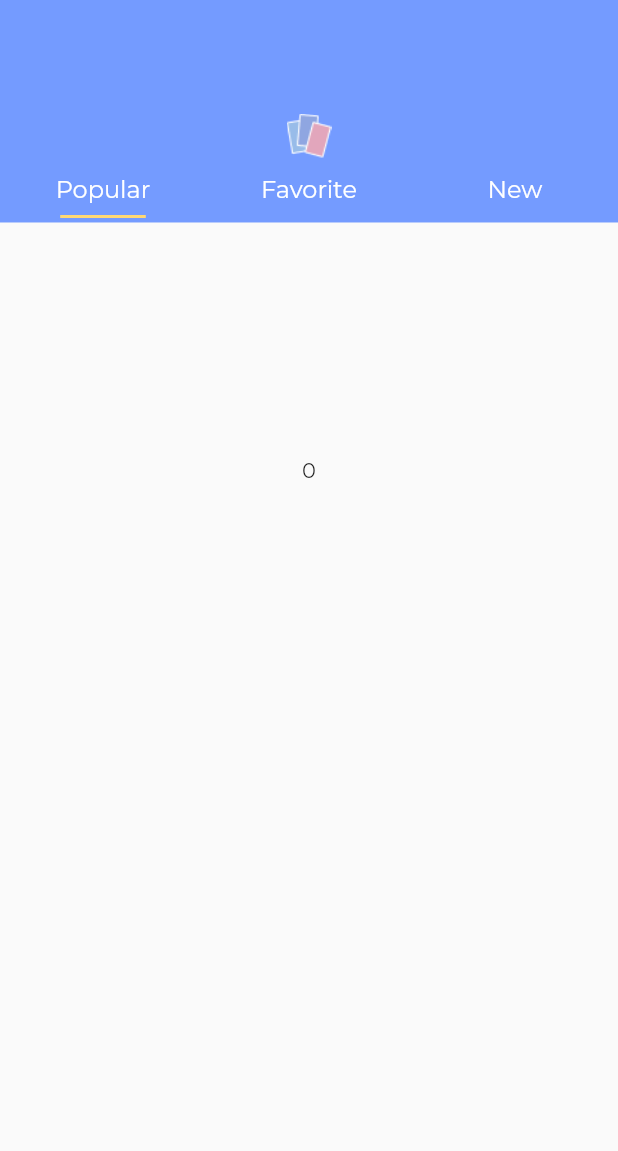
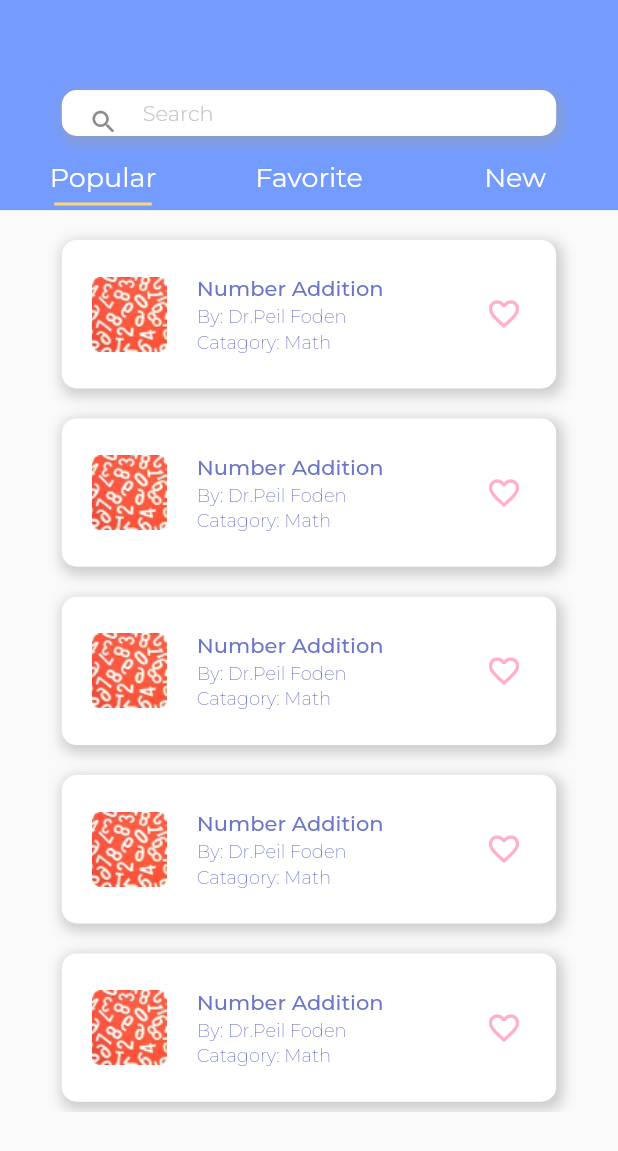
Before and after one commit to JamesJamesJa/rememable, a Flutter app: the Search screen opened directly, on a phone screen of 412 x 824 dp. Shown: the top 1151 px of the screen. Run offline on Flutter 3.47's test engine with Material 2 defaults, Android fonts, the phone set to English and light mode, and no system bars; our stand-ins replace google_fonts.

Commit message:
[UPDATE] Flashcard Box on Search Page :fire:

```diff
--- a/lib/screens/home.dart
+++ b/lib/screens/home.dart
@@ -21,6 +21,7 @@ class _HomeState extends State<Home> with SingleTickerProviderStateMixin {
     return Scaffold(
       body: Container(
         height: MediaQuery.of(context).size.height * 0.9,
+        color: Color(0xFFFAFAFA),
         child: Column(
           children: [
             Container(
@@ -41,7 +42,17 @@ class _HomeState extends State<Home> with SingleTickerProviderStateMixin {
                   ),
                 ),
               ),
-            )
+            ),
+            Container(
+              height: MediaQuery.of(context).size.height * 0.78,
+              child: Center(
+                child: Image.asset(
+                  'images/flashcard-icon.png',
+                  height: 30,
+                  width: 30,
+                ),
+              ),
+            ),
           ],
         ),
       ),
--- a/lib/screens/login.dart
+++ b/lib/screens/login.dart
@@ -129,7 +129,8 @@ class Login extends StatelessWidget {
                         contentPadding: EdgeInsets.only(bottom: 6.0)),
                   )),
             ),
-            Container(
+            GestureDetector(
+              child: Container(
                 alignment: Alignment.center,
                 width: MediaQuery.of(context).size.width * 0.7,
                 height: 50,
@@ -146,7 +147,6 @@ class Login extends StatelessWidget {
                     ),
                   ],
                 ),
-              child: GestureDetector(
                 child: Container(
                     padding: EdgeInsets.only(left: 0, right: 10),
                     child: Text(
@@ -159,11 +159,11 @@ class Login extends StatelessWidget {
                         ),
                       ),
                     )),
+              ),
               onTap: () {
                 Navigator.pushReplacement(context,
                     MaterialPageRoute(builder: (context) => PreHome()));
               },
-              ),
             ),
           ],
         ),
--- a/lib/screens/pre-home.dart
+++ b/lib/screens/pre-home.dart
@@ -56,7 +56,7 @@ class _PreHomeState extends State<PreHome> with SingleTickerProviderStateMixin {
               ),
             ],
           ),
-          height: MediaQuery.of(context).size.height * 0.09,
+          height: MediaQuery.of(context).size.height * 0.1,
           child: BottomNavBar(
               selectedTabIndex: _selectedTabIndex, changeIndex: _changeIndex),
         ),
--- a/lib/screens/search.dart
+++ b/lib/screens/search.dart
@@ -2,6 +2,7 @@ import 'package:flutter/material.dart';
 import 'package:flutter/widgets.dart';
 import 'package:google_fonts/google_fonts.dart';
 import 'package:rememable/widgets/bottom-nav-bar.dart';
+import 'package:rememable/widgets/flashcard-box.dart';
 
 class Search extends StatefulWidget {
   final int selectedTabIndex;
@@ -33,26 +34,60 @@ class _SearchState extends State<Search> with SingleTickerProviderStateMixin {
       body: Container(
         width: MediaQuery.of(context).size.width,
         height: MediaQuery.of(context).size.height * 0.9,
+        color: Color(0xFFFAFAFA),
         child: Column(
           children: [
             Container(
-              height: MediaQuery.of(context).size.height * 0.18,
+              height: MediaQuery.of(context).size.height * 0.17,
               color: Color(0xFF749BFF),
               child: Column(
-                mainAxisAlignment: MainAxisAlignment.end,
+                mainAxisAlignment: MainAxisAlignment.spaceBetween,
                 children: [
                   Container(
-                    padding: EdgeInsets.only(top: 50),
-                    height: MediaQuery.of(context).size.height * 0.1,
-                    child: Row(
-                      mainAxisAlignment: MainAxisAlignment.spaceAround,
-                      children: [
-                        Image.asset(
-                          'images/flashcard-icon.png',
-                          height: 30,
-                          width: 30,
+                    padding: EdgeInsets.only(top: 30),
+                    height: MediaQuery.of(context).size.height * 0.11,
+                    child: Center(
+                      child: Container(
+                        alignment: Alignment.center,
+                        width: MediaQuery.of(context).size.width * 0.8,
+                        height: 40,
+                        margin: EdgeInsets.only(top: 30.0),
+                        decoration: BoxDecoration(
+                          color: Colors.white,
+                          borderRadius: BorderRadius.circular(10),
+                          boxShadow: [
+                            BoxShadow(
+                              color: Colors.grey.withOpacity(0.5),
+                              spreadRadius: 2,
+                              blurRadius: 7,
+                              offset: Offset(2, 3),
+                            ),
+                          ],
                         ),
-                      ],
+                        child: Container(
+                            padding: EdgeInsets.fromLTRB(10, 5, 20, 10),
+                            child: TextField(
+                              decoration: InputDecoration(
+                                  icon: Container(
+                                    padding: EdgeInsets.only(left: 8.0, top: 6),
+                                    child: Icon(
+                                      Icons.search_rounded,
+                                      size: 20,
+                                      color: Color(0xFF8D8D8D),
+                                    ),
+                                  ),
+                                  border: InputBorder.none,
+                                  hintText: 'Search',
+                                  hintStyle: TextStyle(
+                                    color: Color(0xFFC7C7CC),
+                                    fontSize: 14.0,
+                                    fontWeight: FontWeight.w300,
+                                    fontFamily: 'Montserrat',
+                                  ),
+                                  contentPadding:
+                                      EdgeInsets.only(bottom: 11.0)),
+                            )),
+                      ),
                     ),
                   ),
                   Container(
@@ -70,10 +105,10 @@ class _SearchState extends State<Search> with SingleTickerProviderStateMixin {
                       unselectedLabelColor: Colors.white,
                       labelStyle: GoogleFonts.montserrat(
                           textStyle: TextStyle(
-                              fontSize: 16.0, fontWeight: FontWeight.w400)),
+                              fontSize: 18.0, fontWeight: FontWeight.w400)),
                       unselectedLabelStyle: GoogleFonts.montserrat(
                         textStyle: TextStyle(
-                            fontSize: 16.0, fontWeight: FontWeight.w400),
+                            fontSize: 18.0, fontWeight: FontWeight.w400),
                       ),
                       indicatorColor: Color(0xFFFFD874),
                       indicatorSize: TabBarIndicatorSize.label,
@@ -84,14 +119,41 @@ class _SearchState extends State<Search> with SingleTickerProviderStateMixin {
               ),
             ),
             Container(
-              height: MediaQuery.of(context).size.height * 0.4,
+              height: MediaQuery.of(context).size.height * 0.73,
               width: MediaQuery.of(context).size.width * 0.9,
               child: TabBarView(
                 controller: _tabController,
                 children: [
-                  Center(child: Text('0')),
-                  Center(child: Text('1')),
-                  Center(child: Text('2')),
+                  Container(
+                      // width: MediaQuery.of(context).size.width * 0.8,
+                      // height: MediaQuery.of(context).size.height * 0.63,
+                      child: ListView.builder(
+                    scrollDirection: Axis.vertical,
+                    itemBuilder: (ctx, index) => FlashcardBox(),
+                    // InstructorBox(
+                    //   id: teachersTest[index].id,
+                    //   name: teachersTest[index].name,
+                    //   fav: Provider.of<Student>(context)
+                    //       .checkFav(teachersTest[index].id),
+                    //   index: index,
+                    //   selectedTabIndex: widget.selectedTabIndex,
+                    //   changeIndex: widget.changeIndex,
+                    // ),
+                    itemCount: 10,
+                    // student != null ? teachersTest.length : 0,
+                  )),
+                  Container(
+                      child: ListView.builder(
+                    scrollDirection: Axis.vertical,
+                    itemBuilder: (ctx, index) => FlashcardBox(),
+                    itemCount: 10,
+                  )),
+                  Container(
+                      child: ListView.builder(
+                    scrollDirection: Axis.vertical,
+                    itemBuilder: (ctx, index) => FlashcardBox(),
+                    itemCount: 10,
+                  )),
                 ],
               ),
             ),
--- a/lib/widgets/bottom-nav-bar.dart
+++ b/lib/widgets/bottom-nav-bar.dart
@@ -10,7 +10,6 @@ class BottomNavBar extends StatelessWidget {
     return new Theme(
       data: Theme.of(context).copyWith(canvasColor: Colors.white),
       child: SizedBox(
-        height: 54,
         child: new BottomNavigationBar(
           currentIndex: selectedTabIndex,
           type: BottomNavigationBarType.fixed,
--- /dev/null
+++ b/lib/widgets/flashcard-box.dart
@@ -0,0 +1,171 @@
+import 'package:flutter/material.dart';
+// import 'package:kelena/models/user.dart';
+// import 'package:kelena/providers/student.dart';
+// import 'package:kelena/screens/firstCome.dart';
+// import 'package:kelena/screens/instructorTime.dart';
+// import 'package:kelena/widgets/student/dialogAddSchedule.dart';
+// import 'package:provider/provider.dart';
+
+class FlashcardBox extends StatefulWidget {
+  // final User teacher;
+  // final String id, name, classNow;
+  // final bool fav;
+  // final int index;
+  // final int selectedTabIndex;
+  // final Function changeIndex;
+  const FlashcardBox({
+    Key key,
+    // this.teacher,
+    // this.id,
+    // this.name,
+    // this.classNow,
+    // this.fav,
+    // this.index,
+    // this.selectedTabIndex,
+    // this.changeIndex,
+  }) : super(key: key);
+  @override
+  _FlashcardBoxState createState() => _FlashcardBoxState();
+}
+
+class _FlashcardBoxState extends State<FlashcardBox> {
+  Widget build(BuildContext context) {
+    return GestureDetector(
+      child: Center(
+        child: Container(
+          width: MediaQuery.of(context).size.width * 0.8,
+          height: MediaQuery.of(context).size.height * 0.12,
+          margin: EdgeInsets.only(top: 20.0),
+          decoration: BoxDecoration(
+            color: Colors.white,
+            borderRadius: BorderRadius.circular(10),
+            boxShadow: [
+              BoxShadow(
+                color: Colors.grey.withOpacity(0.5),
+                spreadRadius: 2,
+                blurRadius: 7,
+                offset: Offset(2, 3),
+              ),
+            ],
+          ),
+          // decoration: BoxDecoration(
+          //   border: Border(
+          //     bottom: BorderSide(
+          //       color: Color(0xff67676C),
+          //       width: 0.2,
+          //     ),
+          //   ),
+          // ),
+          child: Container(
+            child: Row(
+              crossAxisAlignment: CrossAxisAlignment.center,
+              children: [
+                Container(
+                  padding: EdgeInsets.only(left: 20.0, top: 0.0),
+                  child: Image.asset(
+                    'images/flashcard-cover-1.png',
+                    height: 50,
+                    width: 50,
+                  ),
+                ),
+                Container(
+                  width: MediaQuery.of(context).size.width * 0.4,
+                  // height: MediaQuery.of(context).size.height,
+                  padding: EdgeInsets.only(left: 20.0, top: 0),
+                  child: Column(
+                    mainAxisAlignment: MainAxisAlignment.center,
+                    crossAxisAlignment: CrossAxisAlignment.start,
+                    children: [
+                      Container(
+                        padding: EdgeInsets.only(bottom: 3),
+                        child: Text(
+                          // widget.name,
+                          'Number Addition',
+                          style: TextStyle(
+                              color: Color(0xFF6C76C7),
+                              fontWeight: FontWeight.w500,
+                              fontSize: 14.0),
+                        ),
+                      ),
+                      Container(
+                        padding: EdgeInsets.only(bottom: 2),
+                        child: Text(
+                          // widget.name,
+                          'By: Dr.Peil Foden',
+                          style: TextStyle(
+                              color: Color(0xFF6C76C7),
+                              fontWeight: FontWeight.w200,
+                              fontSize: 12.0),
+                        ),
+                      ),
+                      Container(
+                        child: Text(
+                          // widget.name,
+                          'Catagory: Math',
+                          style: TextStyle(
+                              color: Color(0xFF6C76C7),
+                              fontWeight: FontWeight.w200,
+                              fontSize: 12.0),
+                        ),
+                      ),
+                      // Align(
+                      //   alignment: Alignment.centerLeft,
+                      //   child: Text(
+                      //     "No Class...",
+                      //     style: TextStyle(
+                      //         color: Color(0xff666666),
+                      //         fontWeight: FontWeight.w100,
+                      //         fontSize: 10.0),
+                      //   ),
+                      // ),
+                      // Align(
+                      //   alignment: Alignment.centerLeft,
+                      //   child: Text(
+                      //     "No Class...",
+                      //     style: TextStyle(
+                      //         color: Color(0xff666666),
+                      //         fontWeight: FontWeight.w100,
+                      //         fontSize: 10.0),
+                      //   ),
+                      // ),
+                    ],
+                  ),
+                ),
+                // Consumer<Student>(builder: (context, student, child) {
+                //   return
+                Container(
+                  padding: EdgeInsets.only(right: 0, left: 40),
+                  width: 40.0,
+                  child: IconButton(
+                    icon: Icon(
+                      // widget.fav ? Icons.favorite :
+                      Icons.favorite_outline,
+                      size: 24,
+                      color: Color(0xFFFFAFCC),
+                    ),
+                    onPressed: () {
+                      // student.manageFav(widget.id);
+                    },
+                  ),
+                ),
+                // ;}),
+              ],
+            ),
+          ),
+        ),
+      ),
+      onTap: () {
+        // Navigator.push(
+        //     context,
+        //     MaterialPageRoute(
+        //         builder: (context) => InstructTime(
+        //               selectedTabIndex: widget.selectedTabIndex,
+        //               changeIndex: widget.changeIndex,
+        //               name: widget.name,
+        //               id: widget.id,
+        //               index: widget.index,
+        //             )));
+      },
+    );
+  }
+}
--- a/pubspec.yaml
+++ b/pubspec.yaml
@@ -44,3 +44,4 @@ flutter:
     - images/logo.png
     - images/bg-color.png
     - images/flashcard-icon.png
+    - images/flashcard-cover-1.png
```
Also changed, not shown: images/flashcard-cover-1.png (added). Lines whose indentation alone changed are shown as unchanged.
